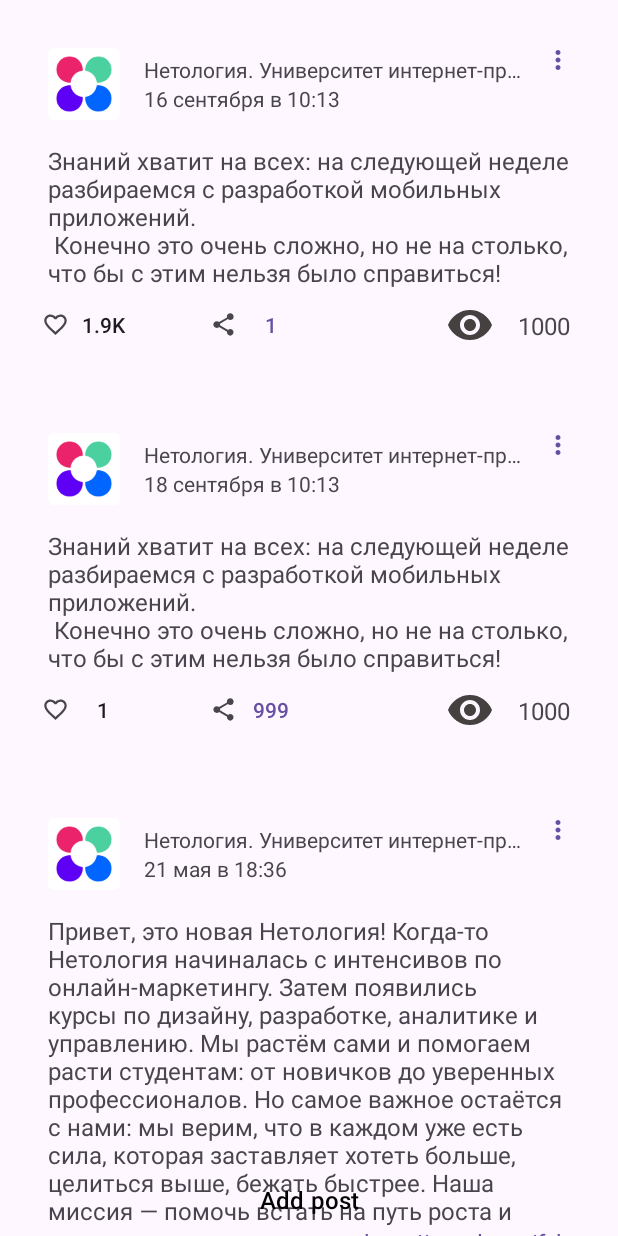
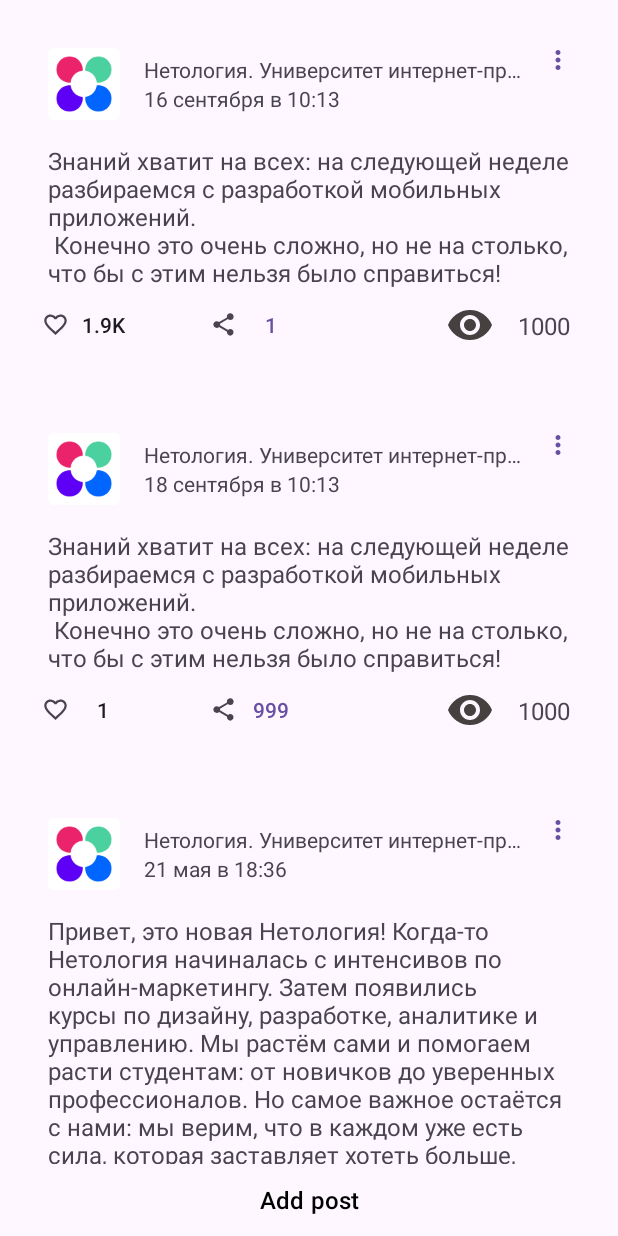
Before and after one commit to xxxx90/Nmedia, an Android app: the screen it shows after launch (MainActivity), on a phone screen of 412 x 824 dp. Run offline under Robolectric (Android 15) with nearby library versions, the phone set to English and light mode, and no system bars.

Commit message:
Task1.9_01

```diff
--- a/app/src/main/res/layout/activity_main.xml
+++ b/app/src/main/res/layout/activity_main.xml
@@ -12,6 +12,7 @@
         android:layout_width="match_parent"
         android:layout_height="0dp"
         app:layoutManager="androidx.recyclerview.widget.LinearLayoutManager"
+        app:layout_constraintBottom_toTopOf="@+id/save"
         app:layout_constraintTop_toTopOf="parent"
         app:layout_constraintVertical_bias="1.0"
         tools:layout_editor_absoluteX="16dp"
```
